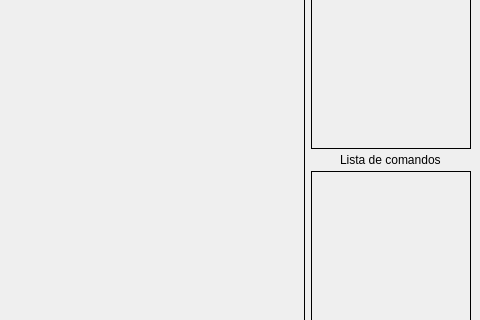
First picture: the form in ui/principal.ui, repository datwit/papirolux, before the edit; both pictures show x 321 to 801 and y 127 to 447 of the 801 by 600 pixel window.
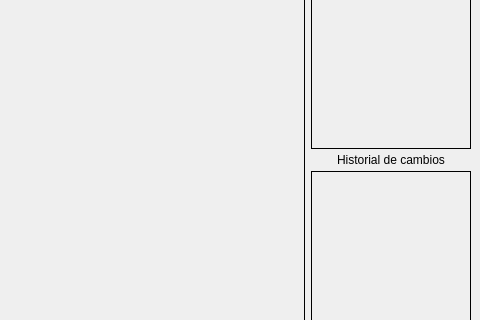
Second picture: the form after the edit. Icons and pictures are not drawn.

Patch:
```diff
--- a/ui/principal.ui
+++ b/ui/principal.ui
@@ -152,7 +152,7 @@
          <item>
           <widget class="QLabel" name="label_3">
            <property name="text">
-            <string>Lista de comandos</string>
+            <string>Historial de cambios</string>
            </property>
           </widget>
          </item>
```
Left out of the diff: 13 changed lines with no effect on the pictures.
